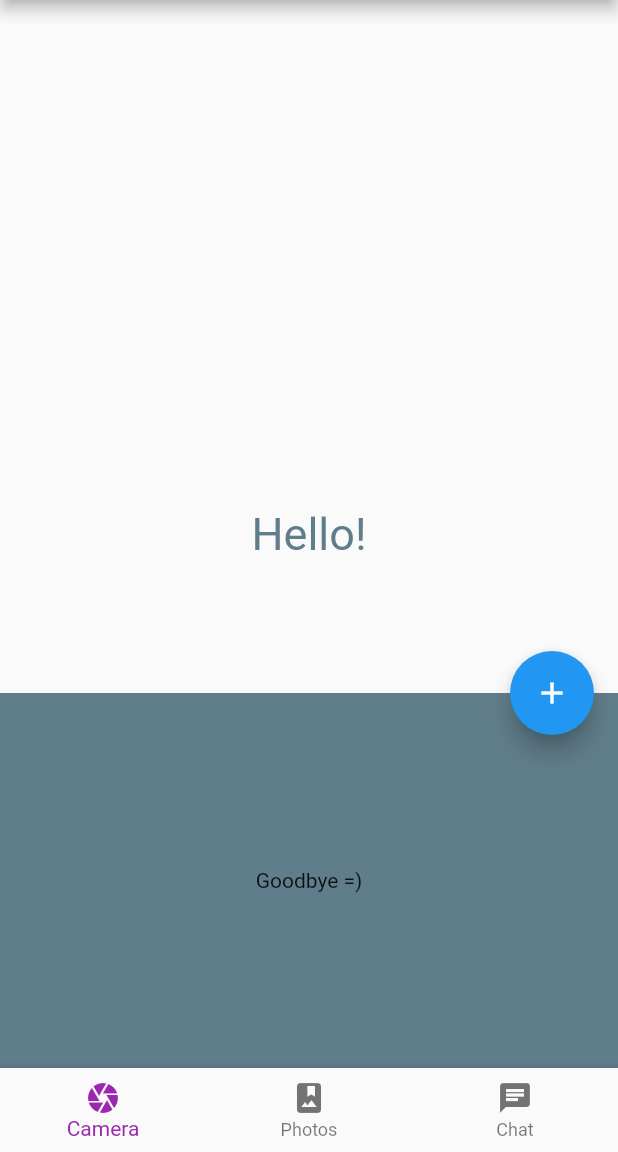
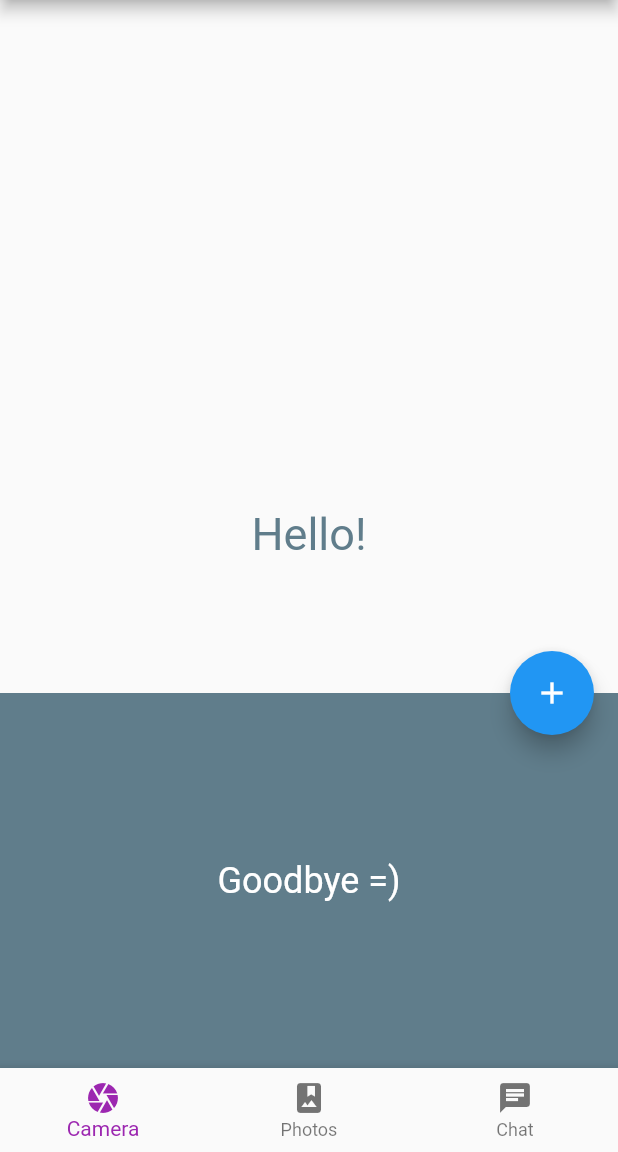
Before and after one commit to BreeZ27/Flutter_hw_5, a Flutter app: the screen it shows after launch, on a phone screen of 412 x 824 dp, the part 84-1236 px from its top. Run offline on Flutter 3.47's test engine with Material 2 defaults, Android fonts, the light colour scheme and no system bars.

Commit message:
Update main.dart

```diff
--- a/flutter_hw_5/lib/main.dart
+++ b/flutter_hw_5/lib/main.dart
@@ -1,3 +1,5 @@
+// import 'dart:html';
+
 import 'package:flutter/material.dart';
 
 class TabItem {
@@ -41,24 +43,24 @@ class MyHomePage extends StatefulWidget {
 class _MyHomePageState extends State<MyHomePage> {
   int tabIndex = 0;
   final GlobalKey<ScaffoldState> scaffoldKey = GlobalKey<ScaffoldState>();
-  PersistentBottomSheetController _controller;
+  // PersistentBottomSheetController _controller;
 
-  void toggelBottomSheet() {
-    if (_controller == null) {
-      _controller =
-          scaffoldKey.currentState.showBottomSheet((context) => Container(
-                color: Colors.blueGrey,
-                child: Text('Goodbye =)'),
-              ));
-    } else {
-      _controller.close();
-      _controller = null;
-    }
-  }
+  // void toggelBottomSheet() {
+  //   if (_controller == null) {
+  //     _controller =
+  //         scaffoldKey.currentState.showBottomSheet((context) => Container(
+  //               color: Colors.blueGrey,
+  //               child: Text('Goodbye =)'),
+  //             ));
+  //   } else {
+  //     _controller.close();
+  //     _controller = null;
+  //   }
+  // }
 
-  void openDrawer() {
-    scaffoldKey.currentState.openEndDrawer();
-  }
+  // void openDrawer() {
+  //   scaffoldKey.currentState.openEndDrawer();
+  // }
 
   @override
   Widget build(BuildContext context) {
@@ -71,20 +73,20 @@ class _MyHomePageState extends State<MyHomePage> {
           Builder(
               builder: (context) => IconButton(
                   onPressed: () {
-                    Scaffold.of(context).openDrawer();
+                    Scaffold.of(context).openEndDrawer();
                   },
                   icon: Icon(Icons.person)))
         ],
       ),
 
       drawer: Drawer(
-        child: ListView(
+        child: Column(
+          mainAxisSize: MainAxisSize.max,
           children: [
             DrawerHeader(
                 child: CircleAvatar(
               radius: 60,
               backgroundImage: NetworkImage('https://picsum.photos/1200/501'),
-              child: Text('User'),
             )),
             ListTile(
               leading: Icon(Icons.home),
@@ -98,12 +100,58 @@ class _MyHomePageState extends State<MyHomePage> {
               leading: Icon(Icons.file_copy),
               title: Text('Files'),
             ),
+            Expanded(
+              child: Align(
+                  alignment: Alignment.bottomCenter,
+                  child: Row(
+                    mainAxisAlignment: MainAxisAlignment.center,
+                    crossAxisAlignment: CrossAxisAlignment.end,
+                    children: [
+                      Container(
+                          margin: EdgeInsets.all(20),
+                          child: TextButton(
+                              onPressed: () {},
+                              child: Text("Sign out"),
+                              style: TextButton.styleFrom(
+                                  backgroundColor: Colors.black12,
+                                  textStyle: TextStyle(fontSize: 16),
+                                  padding: EdgeInsets.all(16)))),
+                      Container(
+                          margin: EdgeInsets.all(20),
+                          child: TextButton(
+                              onPressed: () {},
+                              child: Text("Help"),
+                              style: TextButton.styleFrom(
+                                  backgroundColor: Colors.black12,
+                                  textStyle: TextStyle(fontSize: 16),
+                                  padding: EdgeInsets.all(16))))
+                    ],
+                  )),
+            )
           ],
         ),
       ),
 
       endDrawer: Drawer(
-        child: ListView(),
+        child: Column(
+          mainAxisAlignment: MainAxisAlignment.center,
+          children: [
+            Center(
+              child: CircleAvatar(
+                radius: 60,
+                child: Icon(
+                  Icons.person,
+                  color: Colors.white,
+                  size: 60,
+                ),
+              ),
+            ),
+            Text(
+              'You are user',
+              style: TextStyle(fontSize: 24),
+            )
+          ],
+        ),
       ),
 
       body: Center(
@@ -132,7 +180,7 @@ class _MyHomePageState extends State<MyHomePage> {
       // ),
 
       floatingActionButton: FloatingActionButton(
-        onPressed: toggelBottomSheet,
+        onPressed: () {}, //toggelBottomSheet,
         child: Icon(Icons.add),
       ),
 
@@ -153,7 +201,10 @@ class _MyHomePageState extends State<MyHomePage> {
           color: Colors.blueGrey,
           height: 250,
           child: Center(
-            child: Text('Goodbye =)'),
+            child: Text(
+              'Goodbye =)',
+              style: TextStyle(color: Colors.white, fontSize: 24),
+            ),
           ),
         ),
         onClosing: () {},
```
